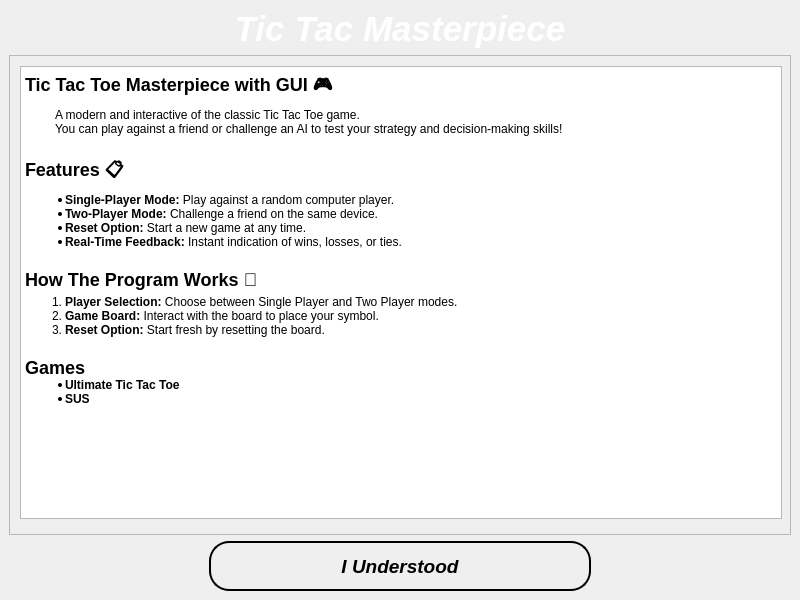
Old version of the form helpwindow.ui in the repository Mohammed-3tef/Tic_Tac_Masterpiece_GUI.
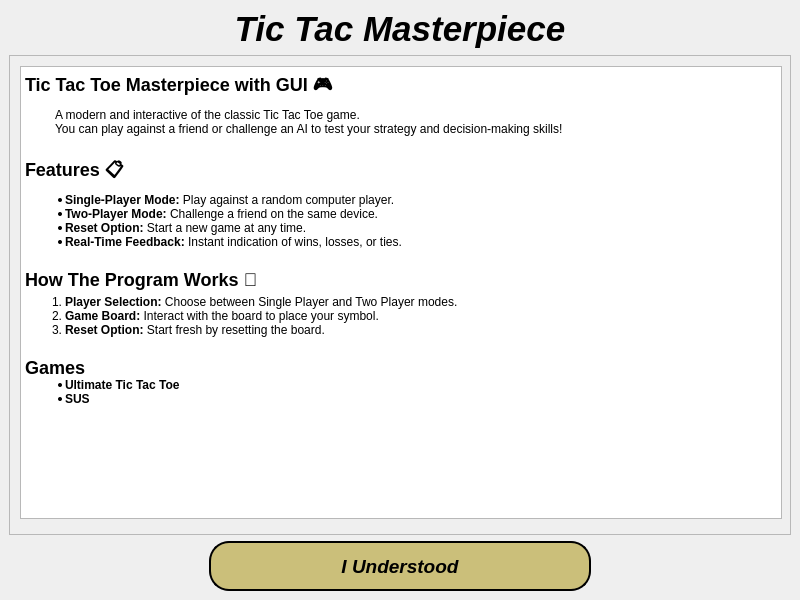
New version of the form. Icons and pictures are not drawn.

```diff
--- a/helpwindow.ui
+++ b/helpwindow.ui
@@ -40,7 +40,7 @@
        </font>
       </property>
       <property name="styleSheet">
-       <string notr="true">color: white;</string>
+       <string notr="true">color: #000;</string>
       </property>
       <property name="text">
        <string>Tic Tac Masterpiece</string>
@@ -122,9 +122,7 @@
        <string notr="true">QPushButton {
 	margin-right: 200%;
 	margin-left: 200%;
-	background: qlineargradient(spread:pad, x1:0, y1:0, x2:1, y2:0,  
-	stop:1 #c8b6ff
-	stop:0 #7ccbd6);
+	background: #cbbf7a;
 	
     color: #000; 
     border: 2px solid rgb(0,0,0) ;
```
Left out of the diff: 29 changed lines with no effect on the pictures.
